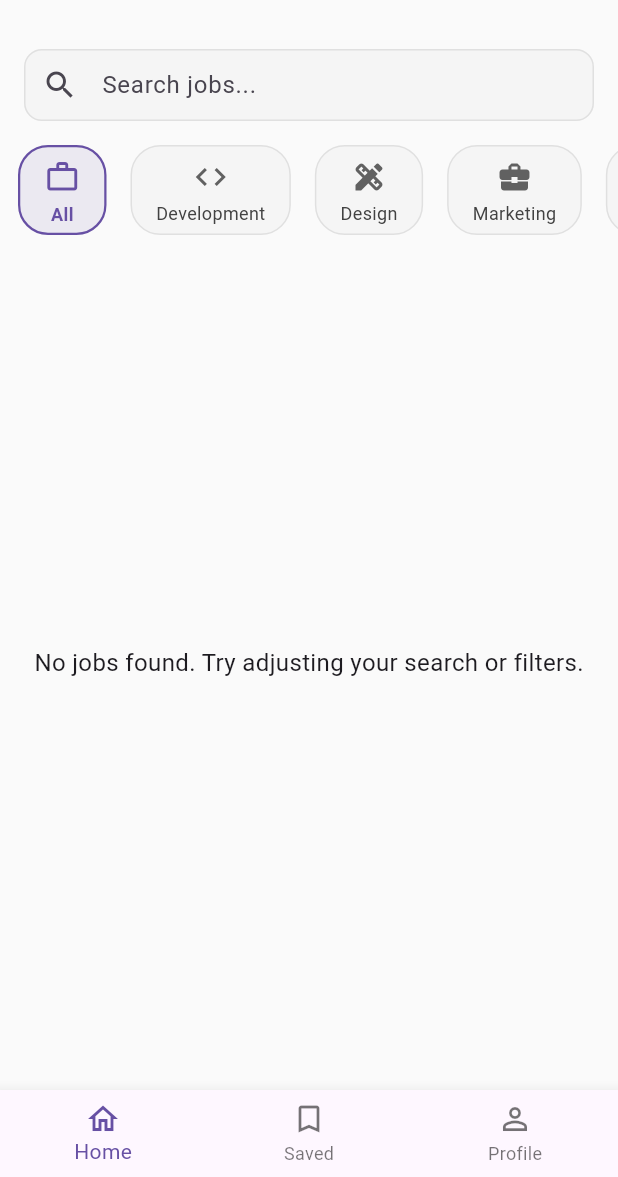
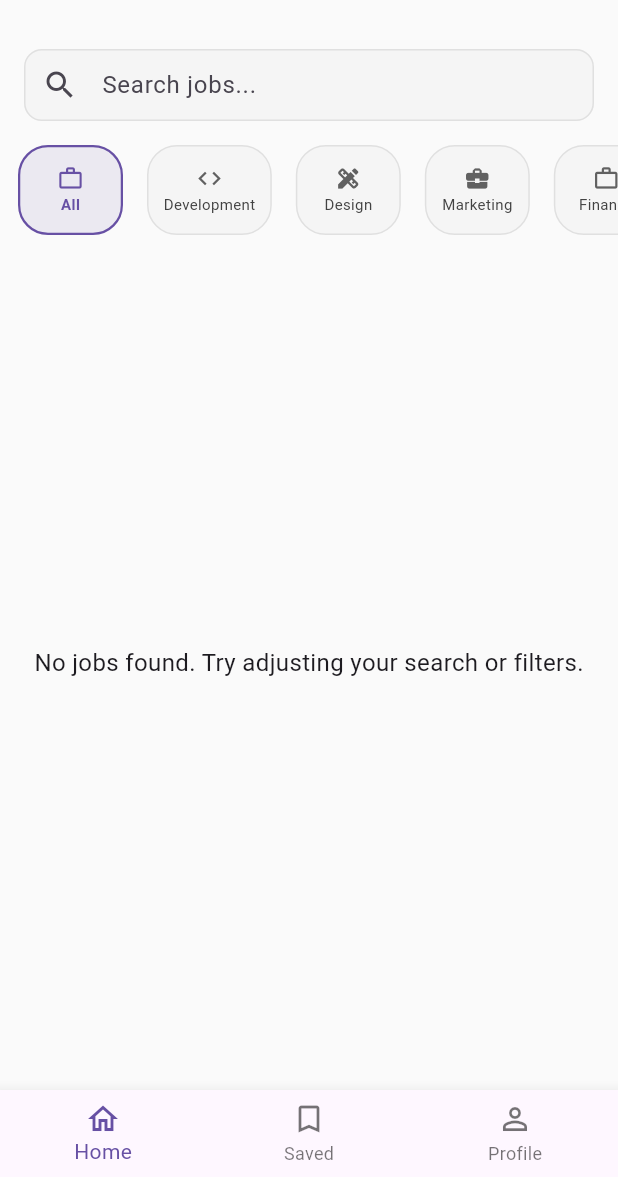
Before and after one commit to 0xsreejith/job_portal_app, a Flutter app: the SeekerHomeScreen screen opened by its route, on a phone screen of 412 x 824 dp, the part 59-1236 px from its top. Run offline on Flutter 3.47's test engine with Material 3 defaults, Android fonts, the phone set to English and light mode, and no system bars; our stand-ins replace cloud_firestore, firebase_auth, firebase_core, firebase_storage, get, google_fonts; missing offline and left inert: cloud_firestore_platform_interface; accounts and stored records are empty.

Commit message:
overflow issue fixed

```diff
--- a/lib/widgets/shared/category_chip.dart
+++ b/lib/widgets/shared/category_chip.dart
@@ -21,7 +21,7 @@ class CategoryChip extends StatelessWidget {
       onTap: onTap,
       child: Container(
         margin: const EdgeInsets.only(right: 8),
-        padding: const EdgeInsets.symmetric(horizontal: 16, vertical: 8),
+        padding: const EdgeInsets.symmetric(horizontal: 10, vertical: 4),
         decoration: BoxDecoration(
           color: isSelected ? theme.primaryColor.withOpacity(0.1) : Colors.grey[100],
           borderRadius: BorderRadius.circular(20),
@@ -30,27 +30,32 @@ class CategoryChip extends StatelessWidget {
             width: isSelected ? 1.5 : 1,
           ),
         ),
+        constraints: const BoxConstraints(minWidth: 70, minHeight: 60, maxHeight: 60),
         child: Column(
+          mainAxisSize: MainAxisSize.min,
           mainAxisAlignment: MainAxisAlignment.center,
           children: [
             Icon(
               _getIconData(category.icon),
               color: isSelected ? theme.primaryColor : Colors.grey[700],
-              size: 24,
+              size: 18,
             ),
-            const SizedBox(height: 4),
+            const SizedBox(height: 1),
             Text(
               category.name,
               style: TextStyle(
                 color: isSelected ? theme.primaryColor : Colors.grey[800],
                 fontWeight: isSelected ? FontWeight.bold : FontWeight.normal,
-                fontSize: 12,
+                fontSize: 10,
               ),
+              textAlign: TextAlign.center,
+              maxLines: 1,
+              overflow: TextOverflow.ellipsis,
             ),
             if (category.jobCount > 0) ...[
-              const SizedBox(height: 4),
+              const SizedBox(height: 1),
               Container(
-                padding: const EdgeInsets.symmetric(horizontal: 6, vertical: 2),
+                padding: const EdgeInsets.symmetric(horizontal: 4, vertical: 1),
                 decoration: BoxDecoration(
                   color: isSelected ? theme.primaryColor : Colors.grey[200],
                   borderRadius: BorderRadius.circular(10),
```
